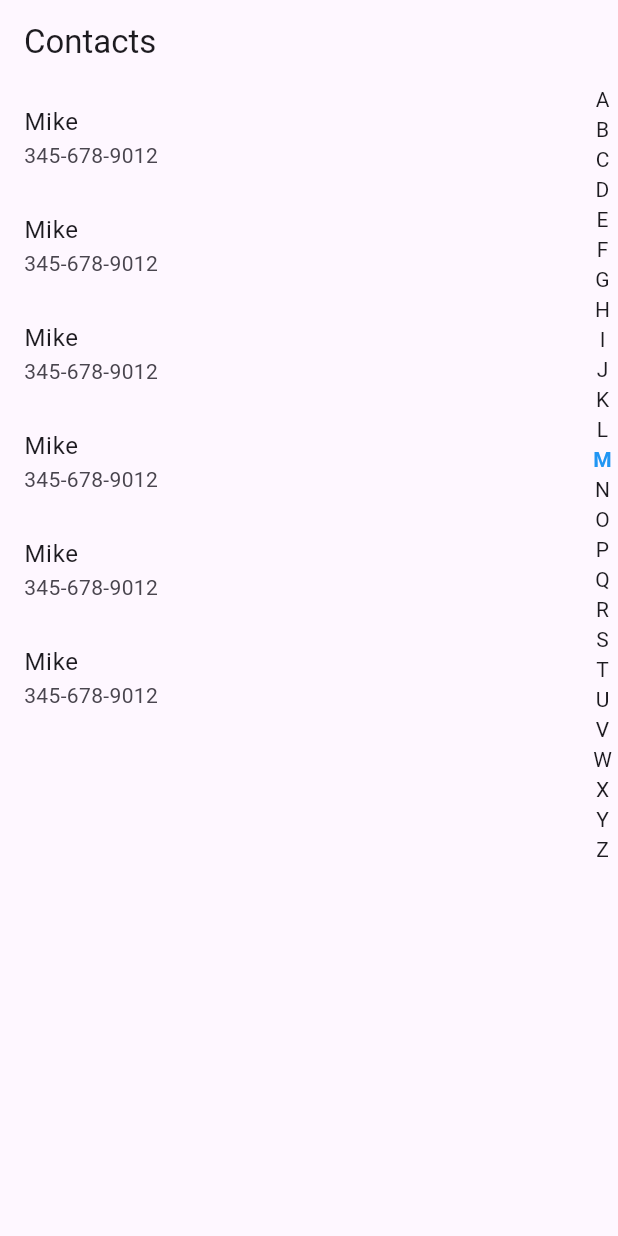
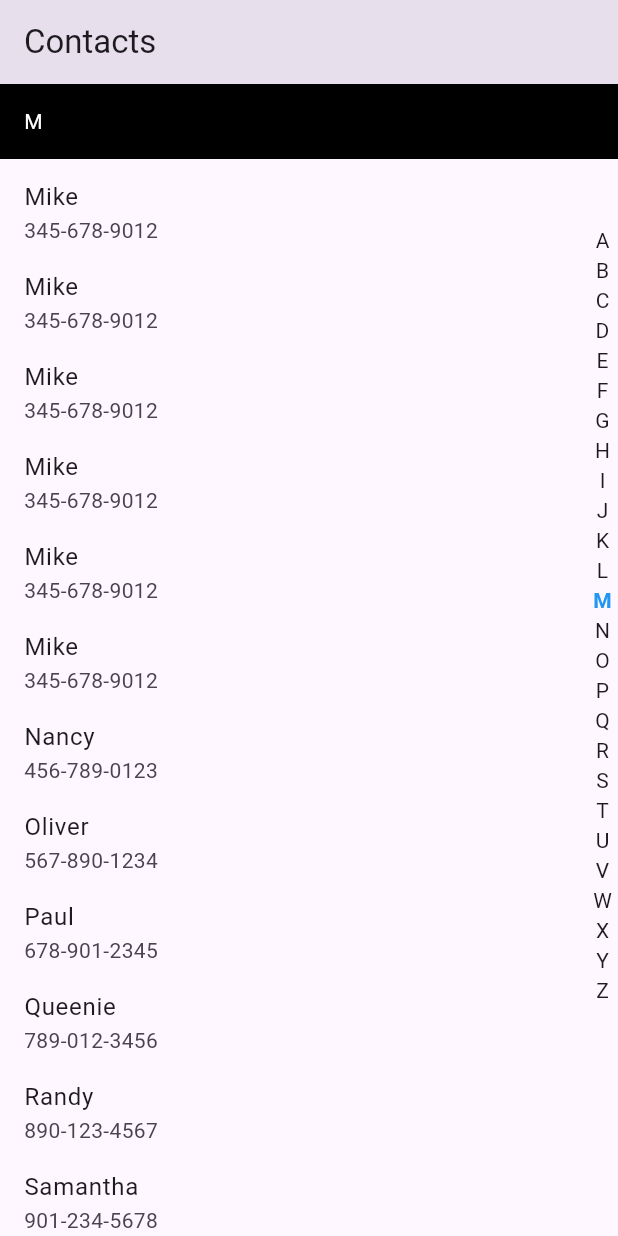
Before and after one commit to vicky-prog/flutter_contacts, a Flutter app: the screen it shows after launch, after a tap on an icon or button, on a phone screen of 412 x 824 dp. Run offline on Flutter 3.47's test engine with Material 2 defaults, Android fonts, the phone set to English and light mode, and no system bars.

Commit message:
silver added

```diff
--- a/lib/contacts.dart
+++ b/lib/contacts.dart
@@ -1,6 +1,7 @@
+import 'package:contacts/sticky.dart';
 import 'package:flutter/material.dart';
 
-
+const double _itemHeight = 60;
 class Contact {
   final String name;
   final String phoneNumber;
@@ -49,100 +50,7 @@ class ContactsScreen extends StatefulWidget {
   _ContactsScreenState createState() => _ContactsScreenState();
 }
 
-// class _ContactsScreenState extends State<ContactsScreen> {
-//   final ScrollController _scrollController = ScrollController();
 
-//   final Map<String, int> _alphabetMap = {
-//     'A': 0,
-//     'B': 1,
-//     'C': 2,
-//     'D': 3,
-//     'E': 4,
-//     'F': 5,
-//     'G': 6,
-//     'H': 7,
-//     'I': 8,
-//     'J': 9,
-//     'K': 10,
-//     'L': 11,
-//     'M': 12,
-//     'N': 13,
-//     'O': 14,
-//     'P': 15,
-//     'Q': 16,
-//     'R': 17,
-//     'S': 18,
-//     'T': 19,
-//     'U': 20,
-//     'V': 21,
-//     'W': 22,
-//     'X': 23,
-//     'Y': 24,
-//     'Z': 25,
-//   };
-
-//   @override
-//   Widget build(BuildContext context) {
-//     return Scaffold(
-//       appBar: AppBar(title: const Text('Contacts')),
-//       body: Stack(
-//         children: [
-//           ListView.builder(
-//             controller: _scrollController,
-//             itemCount: contacts.length,
-//             itemBuilder: (BuildContext context, int index) {
-//               final contact = contacts[index];
-//               return ListTile(
-//                 title: Text(contact.name),
-//                 subtitle: Text(contact.phoneNumber),
-//               );
-//             },
-//           ),
-//           Container(
-//             height: 400,
-//             alignment: Alignment.centerRight,
-//             //height: 28,
-//             child: Padding(
-//               padding: const EdgeInsets.symmetric(horizontal: 4.0),
-//               child: Column(
-//                 mainAxisAlignment: MainAxisAlignment.spaceBetween,
-//                 children: _alphabetMap.keys.map((String letter) {
-//                   return GestureDetector(
-//                      onVerticalDragDown: (DragDownDetails details) {
-//                        print(letter);
-//               _scrollTo(details.localPosition.dy);
-//             },
-//             onPanUpdate: (DragUpdateDetails details){
-//             print(letter);
-//             },
-//                     child: Container(
-//                       width: 45,
-//                       height: 400/26,
-//                       child: Text(
-//                         letter,
-//                         style: const TextStyle(fontSize: 14),
-//                       ),
-//                     ),
-//                   );
-//                 }).toList(),
-//               ),
-//             ),
-//           ),
-//         ],
-//       ),
-//     );
-//   }
-
-//   void _scrollTo(double position) {
-//     final letterHeight = 45;
-//     final targetIndex = (position / letterHeight).floor();
-//     final targetLetter = _alphabetMap.keys.toList()[targetIndex];
-//     final targetOffset = _scrollController.position.minScrollExtent +
-//         (_alphabetMap[targetLetter] ?? 0) * 72;
-//     _scrollController.animateTo(targetOffset,
-//         duration: const Duration(milliseconds: 200), curve: Curves.easeInOut);
-//   }
-// }
 
 class _ContactsScreenState extends State<ContactsScreen> {
   final ScrollController _scrollController = ScrollController();
@@ -177,60 +85,141 @@ class _ContactsScreenState extends State<ContactsScreen> {
   };
   String _selectedLetter = '';
 
+   int _firstVisibleIndex = 0;
+  int _lastVisibleIndex = 0;
+
+  @override
+  void initState() {
+    super.initState();
+    _scrollController.addListener(_scrollListener);
+  }
+
+  @override
+  void dispose() {
+    _scrollController.removeListener(_scrollListener);
+    super.dispose();
+  }
+
+  void _scrollListener() {
+   // replace with your item height
+    final offset = _scrollController.offset;
+    final height = _scrollController.position.viewportDimension;
+    final int firstVisibleIndex = (offset / _itemHeight).floor();
+    final int lastVisibleIndex = ((offset + height) / _itemHeight).ceil() - 1;
+
+    setState(() {
+      _firstVisibleIndex = firstVisibleIndex;
+      _lastVisibleIndex = lastVisibleIndex;
+      _selectedLetter = _contacts[_firstVisibleIndex].name[0];
+    });
+  }
   @override
   Widget build(BuildContext context) {
     return Scaffold(
-      appBar: AppBar(title: const Text('Contacts')),
+
       body: Stack(
         children: [
-          ListView.builder(
-            controller: _scrollController,
-            itemCount: _contacts.length,
-            itemBuilder: (BuildContext context, int index) {
+
+          CustomScrollView(
+          controller : _scrollController,
+          slivers: [
+            const SliverAppBar(
+              title: Text('Contacts'),
+              pinned: true,
+            ),
+             SliverPersistentHeader(
+            delegate: MySliverPersistentHeaderDelegate(
+              minHeight: 50,
+              maxHeight: 50,
+              child: Container(
+                color: Colors.black,
+                child: Row(
+                  children: [
+                    SizedBox(width: 16,),
+                    Text(_contacts[_firstVisibleIndex].name[0],style: TextStyle(color: Colors.white),),
+                   // Text(_firstVisibleIndex.toString(),style: TextStyle(color: Colors.white),)
+                  ],
+                ),
+              ),
+            ),
+            pinned: true,
+          ),
+          SliverList(
+
+  delegate: SliverChildBuilderDelegate(
+
+    (BuildContext context, int index) {
         final contact = _contacts[index];
-              if (_selectedLetter.isNotEmpty &&
-                  !_contacts[index].name.startsWith(_selectedLetter)) {
-                return const SizedBox.shrink();
-              }
-              return ListTile(
+      //  if (_selectedLetter.isNotEmpty &&
+      //             !_contacts[index].name.startsWith(_selectedLetter)) {
+      //           return const SizedBox.shrink();
+      //         }
+     return Container(
+      height: _itemHeight,
+       child: ListTile(
                   title: Text(contact.name),
                   subtitle: Text(contact.phoneNumber),
+                ),
      );
     },
+    childCount: _contacts.length, // Replace with your actual item count
   ),
+)
+          ],
+        ),
+          // Container(
+          //    alignment: Alignment.topRight,
+          //   child: Padding(
+          //     padding: const EdgeInsets.only(right:28.0),
+          //     child: Text(_selectedLetter,style: TextStyle(fontSize: 20),),
+          //   ),
+          // ),
+        _te()
 
 
-          Container(
+
+        ],
+      ),
+    );
+  }
+
+  _te(){
+    return   Positioned(
+      right: 0,
+      top: 150,
+
+      child: Container(
 
               alignment: Alignment.centerRight,
 
               child: GestureDetector(
                   onVerticalDragDown: (DragDownDetails details) {
-                    _scrollTo(details.localPosition.dy);
+                     // _scrollTo(details.localPosition.dy);
                     },
                     onVerticalDragUpdate: (DragUpdateDetails details) {
                       final RenderBox box = context.findRenderObject() as RenderBox;
                       final offsetY = box.globalToLocal(details.globalPosition).dy;
-                    final index = (offsetY ~/ 28).clamp(0, _alphabetMap.length - 1);
+                      final index = (offsetY ~/ _itemHeight).clamp(0, _alphabetMap.length - 1);
                       final selectedLetter = _alphabetMap.keys.elementAt(index);
                       if (selectedLetter != _selectedLetter) {
                         setState(() {
                           _selectedLetter = selectedLetter;
                         });
-                      _scrollTo(_alphabetMap[selectedLetter]! * 28.0);
+                        _scrollTo(_alphabetMap[selectedLetter]! * _itemHeight);
                       }
                     },
                 child: Padding(
                   padding: const EdgeInsets.symmetric(horizontal: 4.0),
                   child: Column(
-                 // mainAxisAlignment: MainAxisAlignment.spaceBetween,
+
                     children: _alphabetMap.keys.map((String letter) {
                       return GestureDetector(
                         onTap: () {
+                          print(_alphabetMap[letter]!);
                           setState(() {
                             _selectedLetter = letter;
                           });
-                        _scrollTo(_alphabetMap[letter]! * 28.0);
+                          _scrollTo(_alphabetMap[letter]! * _itemHeight);
                         },
                         child: Text(
                           letter,
@@ -249,15 +238,13 @@ class _ContactsScreenState extends State<ContactsScreen> {
                 ),
               ),
             ),
-        ],
-      ),
     );
   }
 
   void _scrollTo(double position) {
-    final index = position ~/ 28;
+    final index = position ~/ _itemHeight;
     print(index);
-    _scrollController.animateTo(index * 28.0,
+    _scrollController.animateTo(index * _itemHeight,
         duration: const Duration(milliseconds: 200), curve: Curves.easeInOut);
   }
 }
--- a/lib/main.dart
+++ b/lib/main.dart
@@ -1,4 +1,5 @@
 import 'package:contacts/contacts.dart';
+import 'package:contacts/sticky.dart';
 import 'package:flutter/material.dart';
 
 void main() {
@@ -32,7 +33,7 @@ class MyApp extends StatelessWidget {
         colorScheme: ColorScheme.fromSeed(seedColor: Colors.deepPurple),
         useMaterial3: true,
       ),
-      home: const ContactsScreen(),
+      home:  ContactsScreen(),
     );
   }
 }
```
Also changed, not shown: lib/sticky.dart (added, +73 -0 lines). Lines whose indentation alone changed are shown as unchanged.
